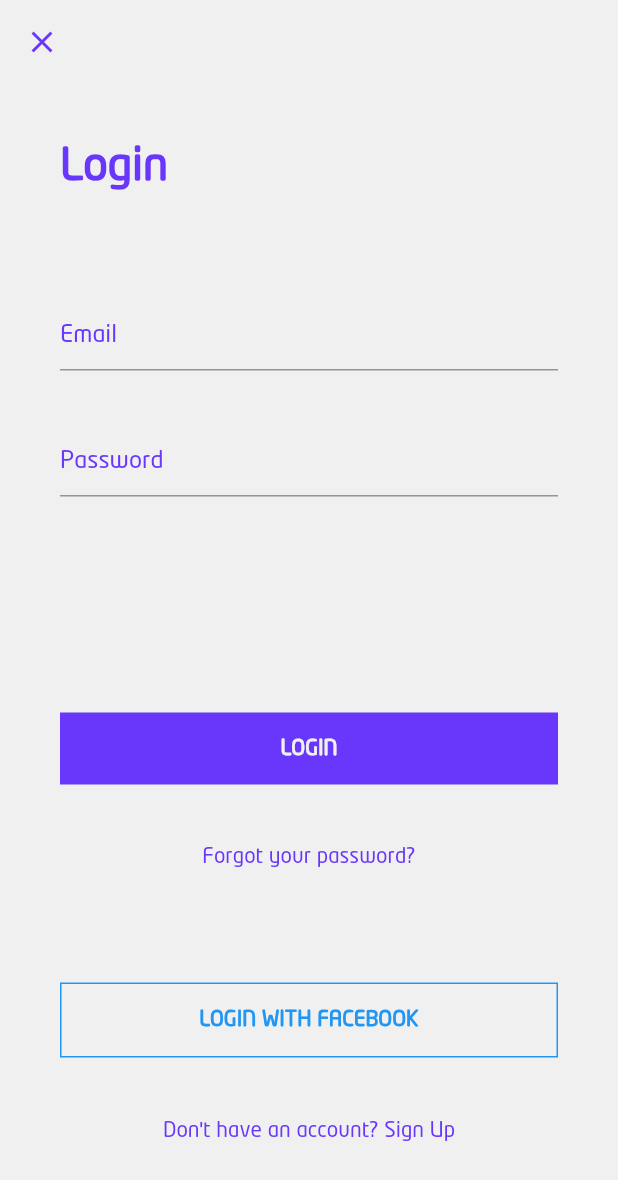
After one commit to ramaalshaban/GrabGrip_App, a Flutter app: the LoginScreen screen opened by its route, on a phone screen of 412 x 824 dp. The commit adds this screen. Shown: the top 1180 px of the screen. Run offline on Flutter 3.47's test engine with Material 2 defaults, Android fonts, the phone set to English and light mode, and no system bars; our stand-ins replace auto_route.

Commit message:
feat: Add the initial version of login screen
A button in the drawer that navigates to the login screen has been added.
Also, a button in the login screen's bar that navigates back to home screen has been added.

```diff
--- a/lib/configs/routes/app_router.dart
+++ b/lib/configs/routes/app_router.dart
@@ -1,10 +1,12 @@
 import 'package:auto_route/annotations.dart';
 import 'package:grab_grip/features/browsing/about_us/about_us_screen.dart';
 import 'package:grab_grip/features/browsing/home/home_screen.dart';
+import 'package:grab_grip/features/registration/login_screen.dart';
 
 @MaterialAutoRouter(
   routes: <AutoRoute>[
     AutoRoute(page: HomeScreen, initial: true),
+    AutoRoute(page: LoginScreen),
     AutoRoute(page: AboutUsScreen),
   ],
 )
--- a/lib/features/browsing/home/home_screen.dart
+++ b/lib/features/browsing/home/home_screen.dart
@@ -1,5 +1,5 @@
 import 'package:flutter/material.dart';
-import 'package:grab_grip/features/browsing/home/widgets/application_bar.dart';
+import 'package:grab_grip/features/browsing/home/widgets/home_bar.dart';
 import 'package:grab_grip/features/browsing/home/widgets/drawer.dart';
 import 'package:grab_grip/features/browsing/home/widgets/horizontal_list.dart';
 import 'package:grab_grip/style/colors.dart';
@@ -11,7 +11,7 @@ class HomeScreen extends StatelessWidget {
   Widget build(BuildContext context) {
     return Scaffold(
       backgroundColor: AppColors.white,
-      appBar: applicationBar,
+      appBar: homeBar,
       drawer: drawer(context),
       body: SingleChildScrollView(
         child: Column(
--- a/lib/features/browsing/home/widgets/drawer.dart
+++ b/lib/features/browsing/home/widgets/drawer.dart
@@ -18,6 +18,7 @@ Widget drawer(BuildContext context) {
               child: _drawerHeader,
             ),
           ),
+          _drawerButton(Icons.login, "Login", const LoginScreenRoute()),
           _drawerButton(Icons.search, "Search", const AboutUsScreenRoute()),
           _drawerButton(
               Icons.security, "Insurance", const AboutUsScreenRoute()),
--- a/lib/features/browsing/home/widgets/application_bar.dart
+++ b/lib/features/browsing/home/widgets/home_bar.dart
@@ -2,7 +2,7 @@ import 'package:flutter/material.dart';
 import 'package:grab_grip/style/colors.dart';
 import 'package:grab_grip/utils/sized_box.dart';
 
-AppBar applicationBar = AppBar(
+AppBar homeBar = AppBar(
   iconTheme: IconThemeData(
     color: AppColors.purple,
   ),
--- /dev/null
+++ b/lib/features/registration/login_screen.dart
@@ -0,0 +1,114 @@
+import 'package:flutter/material.dart';
+import 'package:grab_grip/features/registration/widgets/registration_bar.dart';
+import 'package:grab_grip/style/colors.dart';
+import 'package:grab_grip/style/text_fields.dart';
+import 'package:grab_grip/utils/device.dart';
+import 'package:grab_grip/utils/sized_box.dart';
+
+class LoginScreen extends StatelessWidget {
+  const LoginScreen({Key? key}) : super(key: key);
+
+  @override
+  Widget build(BuildContext context) {
+    return Scaffold(
+      backgroundColor: AppColors.white,
+      appBar: registrationBar(context),
+      body: Container(
+        color: AppColors.white,
+        height: Device.screenHeightWithoutExtras(context),
+        child: SingleChildScrollView(
+          padding: const EdgeInsets.fromLTRB(40.0, 40.0, 40.0, 0),
+          child: Column(
+            crossAxisAlignment: CrossAxisAlignment.start,
+            children: <Widget>[
+              Text(
+                'Login',
+                style: TextStyle(
+                  color: AppColors.purple,
+                  fontWeight: FontWeight.bold,
+                  fontSize: 30.0,
+                ),
+              ),
+              SizedBoxHeight.h48(),
+              SizedBoxHeight.h24(),
+              Form(
+                child: Column(
+                  children: <Widget>[
+                    TextFormField(
+                      decoration: AppTextFields.registration_input_decoration
+                          .copyWith(hintText: "Email"),
+                      cursorColor: AppColors.purple,
+                    ),
+                    SizedBoxHeight.h36(),
+                    TextFormField(
+                      cursorColor: AppColors.purple,
+                      obscureText: true,
+                      decoration: AppTextFields.registration_input_decoration
+                          .copyWith(hintText: "Password"),
+                    ),
+                    SizedBoxHeight.h48(),
+                    SizedBoxHeight.h48(),
+                    SizedBoxHeight.h48(),
+                    Container(
+                      width: Device.screenWidth(context),
+                      color: AppColors.purple,
+                      child: TextButton(
+                        onPressed: () {},
+                        child: Text(
+                          'LOGIN',
+                          style: TextStyle(
+                            color: AppColors.white,
+                            fontWeight: FontWeight.bold,
+                          ),
+                        ),
+                      ),
+                    ),
+                    SizedBoxHeight.h24(),
+                    TextButton(
+                      onPressed: () {},
+                      child: Text(
+                        'Forgot your password?',
+                        style: TextStyle(
+                          color: AppColors.purple,
+                        ),
+                      ),
+                    ),
+                    SizedBoxHeight.h60(),
+                    Container(
+                      width: Device.screenWidth(context),
+                      decoration: BoxDecoration(
+                        border: Border.all(
+                          color: Colors.blue,
+                        ),
+                      ),
+                      child: TextButton(
+                        onPressed: () {},
+                        child: Text(
+                          'LOGIN WITH FACEBOOK',
+                          style: TextStyle(
+                            color: Colors.blue,
+                            fontWeight: FontWeight.bold,
+                          ),
+                        ),
+                      ),
+                    ),
+                    SizedBoxHeight.h24(),
+                    TextButton(
+                      onPressed: () {},
+                      child: Text(
+                        'Don\'t have an account? Sign Up',
+                        style: TextStyle(
+                          color: AppColors.purple,
+                        ),
+                      ),
+                    )
+                  ],
+                ),
+              )
+            ],
+          ),
+        ),
+      ),
+    );
+  }
+}
--- /dev/null
+++ b/lib/features/registration/widgets/registration_bar.dart
@@ -0,0 +1,18 @@
+import 'package:flutter/material.dart';
+import 'package:grab_grip/style/colors.dart';
+import 'package:auto_route/auto_route.dart';
+
+AppBar registrationBar(BuildContext context) => AppBar(
+      iconTheme: IconThemeData(
+        color: AppColors.purple,
+      ),
+      backgroundColor: Colors.transparent,
+      elevation: 0.0,
+      leading: IconButton(
+        icon: Icon(
+          Icons.close,
+          color: AppColors.purple,
+        ),
+        onPressed: () => context.router.pop(),
+      ),
+    );
--- /dev/null
+++ b/lib/style/text_fields.dart
@@ -0,0 +1,16 @@
+import 'package:flutter/material.dart';
+import 'package:grab_grip/style/colors.dart';
+
+class AppTextFields {
+  static const registration_input_decoration = InputDecoration(
+    hintStyle: TextStyle(
+      color: AppColors.purple,
+    ),
+    focusColor: AppColors.purple,
+    focusedBorder: UnderlineInputBorder(
+      borderSide: BorderSide(
+        color: AppColors.purple,
+      ),
+    ),
+  );
+}
--- a/lib/utils/sized_box.dart
+++ b/lib/utils/sized_box.dart
@@ -1,6 +1,12 @@
 import 'package:flutter/material.dart';
 
 class SizedBoxHeight {
+  static SizedBox h60() => SizedBox(height: 60.0);
+
+  static SizedBox h48() => SizedBox(height: 48.0);
+
+  static SizedBox h36() => SizedBox(height: 36.0);
+
   static SizedBox h24() => SizedBox(height: 24.0);
 
   static SizedBox h12() => SizedBox(height: 12.0);
```
Also changed, not shown: lib/configs/routes/app_router.gr.dart.
